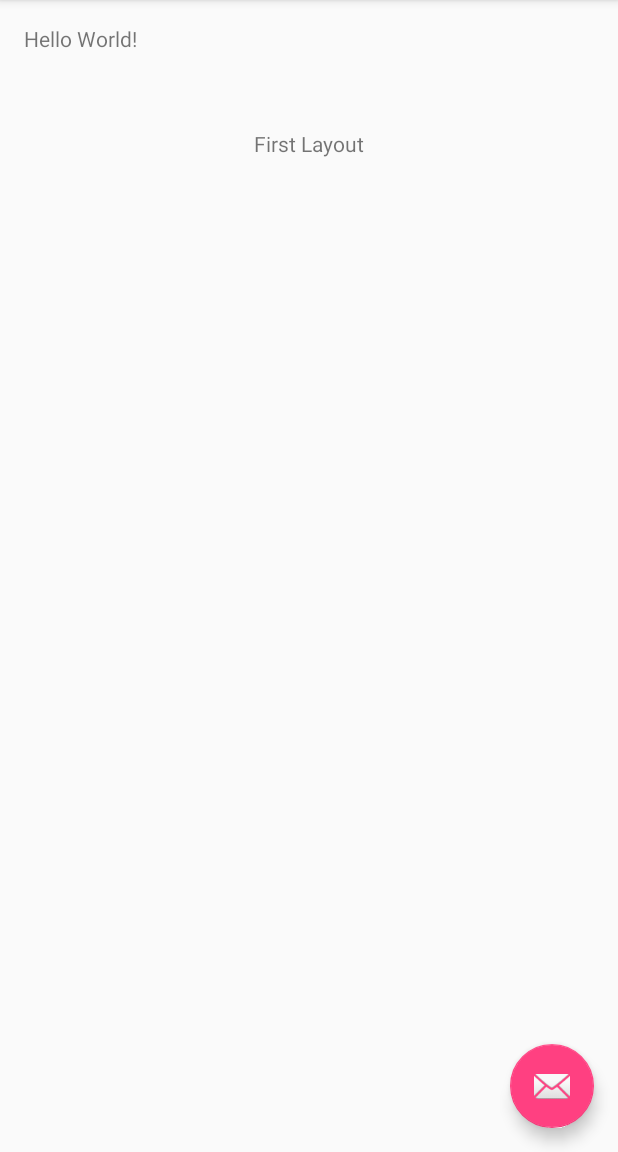
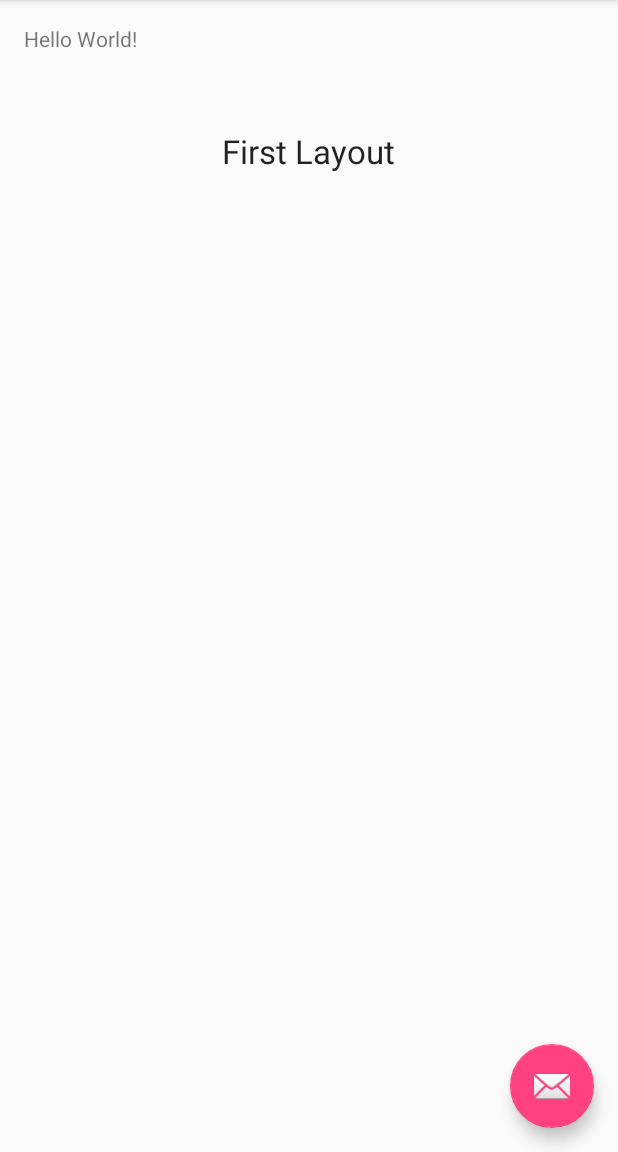
Before and after one commit to elyervesson/AulaAndroid-NavegationDrawer, an Android app: the fragment FirstFragment placed in its activity, on a phone screen of 412 x 824 dp, the part 84-1236 px from its top. Run offline under Robolectric (Android 15) with nearby library versions, the phone set to English and light mode, and no system bars.

Commit message:
ug fix e adição do link do tutorial

```diff
--- a/app/src/main/java/com/elyer/navegationdrawertutorial/FirstFragment.java
+++ b/app/src/main/java/com/elyer/navegationdrawertutorial/FirstFragment.java
@@ -1,5 +1,6 @@
 package com.elyer.navegationdrawertutorial;
 
+//import android.support.v4.app.Fragment;
 import android.app.Fragment;
 import android.os.Bundle;
 import android.support.annotation.Nullable;
--- a/app/src/main/java/com/elyer/navegationdrawertutorial/SecondFragment.java
+++ b/app/src/main/java/com/elyer/navegationdrawertutorial/SecondFragment.java
@@ -1,5 +1,6 @@
 package com.elyer.navegationdrawertutorial;
 
+//import android.support.v4.app.Fragment;
 import android.app.Fragment;
 import android.os.Bundle;
 import android.support.annotation.Nullable;
--- a/app/src/main/java/com/elyer/navegationdrawertutorial/ThirdFragment.java
+++ b/app/src/main/java/com/elyer/navegationdrawertutorial/ThirdFragment.java
@@ -1,5 +1,6 @@
 package com.elyer.navegationdrawertutorial;
 
+//import android.support.v4.app.Fragment;
 import android.app.Fragment;
 import android.os.Bundle;
 import android.support.annotation.Nullable;
--- a/app/src/main/res/layout/first_layout.xml
+++ b/app/src/main/res/layout/first_layout.xml
@@ -6,8 +6,9 @@
         android:text="First Layout"
         android:layout_width="wrap_content"
         android:layout_height="wrap_content"
+        android:textAppearance="?android:attr/textAppearanceLarge"
         android:layout_alignParentTop="true"
         android:layout_centerHorizontal="true"
         android:layout_marginTop="70dp"
-        android:id="@+id/textView2" />
+        android:id="@+id/first_layout_text" />
 </RelativeLayout>
--- a/app/src/main/res/layout/second_layout.xml
+++ b/app/src/main/res/layout/second_layout.xml
@@ -6,8 +6,9 @@
         android:text="Second Layout"
         android:layout_width="wrap_content"
         android:layout_height="wrap_content"
+        android:textAppearance="?android:attr/textAppearanceLarge"
         android:layout_alignParentTop="true"
         android:layout_centerHorizontal="true"
         android:layout_marginTop="70dp"
-        android:id="@+id/textView2" />
+        android:id="@+id/second_layout_text" />
 </RelativeLayout>
--- a/app/src/main/res/layout/third_layout.xml
+++ b/app/src/main/res/layout/third_layout.xml
@@ -6,8 +6,9 @@
         android:text="Third Layout"
         android:layout_width="wrap_content"
         android:layout_height="wrap_content"
+        android:textAppearance="?android:attr/textAppearanceLarge"
         android:layout_alignParentTop="true"
         android:layout_centerHorizontal="true"
         android:layout_marginTop="70dp"
-        android:id="@+id/textView2" />
+        android:id="@+id/third_layout_text" />
 </RelativeLayout>
```
Also changed, not shown: app/src/main/java/com/elyer/navegationdrawertutorial/MainActivity.java (+6 -3 lines), 1 other file.
